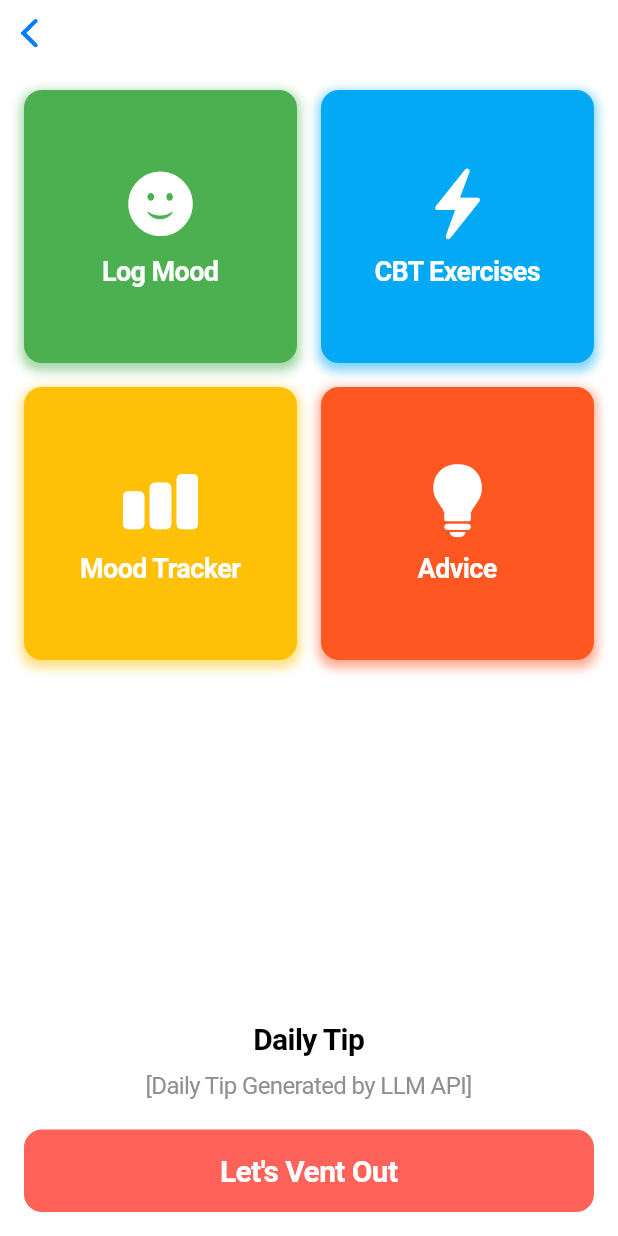
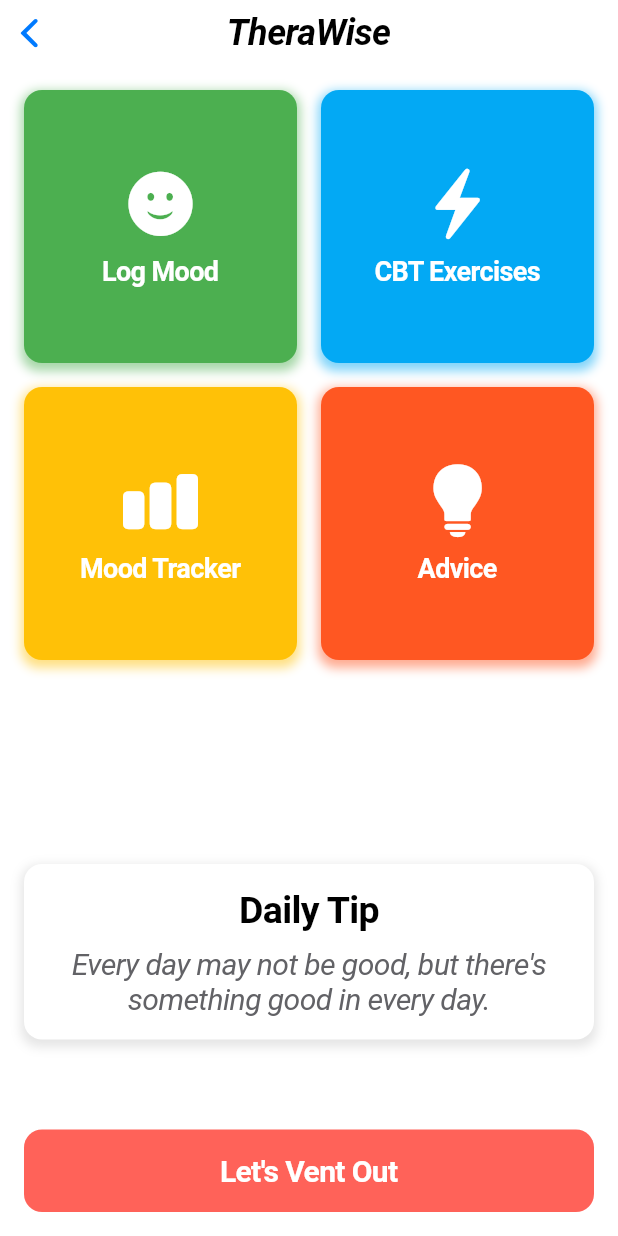
Before and after one commit to theharshitsuri/TheraWise, a Flutter app: the HomeScreen screen opened directly, on a phone screen of 412 x 824 dp. Run offline on Flutter 3.47's test engine with Material 3 defaults, Android fonts, the phone set to English and light mode, and no system bars; our stand-ins replace sqflite; accounts and stored records are empty.

Commit message:
next commit

```diff
--- a/lib/main.dart
+++ b/lib/main.dart
@@ -18,10 +18,11 @@ class TheraWiseApp extends StatelessWidget {
       theme: CupertinoThemeData(
         primaryColor: CupertinoColors.systemBlue,
       ),
-      home: LogMoodScreen(),
+      home: HomeScreen(),
       routes: {
         '/cbt-exercises': (context) => const CBTExercisesScreen(),
         '/insert-exercise': (context) => const InsertExerciseScreen(),
+        '/log-mood': (context) => const LogMoodScreen(),
       },
     );
   }
--- a/lib/screens/home_screen.dart
+++ b/lib/screens/home_screen.dart
@@ -7,22 +7,21 @@ class HomeScreen extends StatelessWidget {
   @override
   Widget build(BuildContext context) {
     return CupertinoPageScaffold(
-      navigationBar: CupertinoNavigationBar(
+      navigationBar: const CupertinoNavigationBar(
         middle: Text(
           'TheraWise',
           style: TextStyle(
               fontWeight: FontWeight.bold,
               fontStyle: FontStyle.italic,
               fontSize: 24,
-              color: CupertinoColors.white),
+              color: CupertinoColors.black),
         ),
-        backgroundColor: Color(0xFF6200EE),
+        backgroundColor: Color.fromARGB(255, 255, 255, 255),
       ),
       child: SafeArea(
         child: Padding(
           padding: const EdgeInsets.all(16.0),
           child: Column(
-            mainAxisAlignment: MainAxisAlignment.spaceBetween,
             crossAxisAlignment: CrossAxisAlignment.stretch,
             children: [
               Expanded(
@@ -36,56 +35,42 @@ class HomeScreen extends StatelessWidget {
                       '/log-mood',
                       CupertinoIcons.smiley_fill,
                       'Log Mood',
-                      Color(0xFF4CAF50),
+                      const Color(0xFF4CAF50),
                     ),
                     _buildGridButton(
                       context,
                       '/cbt-exercises',
                       CupertinoIcons.bolt_fill,
                       'CBT Exercises',
-                      Color(0xFF03A9F4),
+                      const Color(0xFF03A9F4),
                     ),
                     _buildGridButton(
                       context,
                       '/mood-tracker',
                       CupertinoIcons.chart_bar_fill,
                       'Mood Tracker',
-                      Color(0xFFFFC107),
+                      const Color(0xFFFFC107),
                     ),
                     _buildGridButton(
                       context,
                       '/personalized-advice',
                       CupertinoIcons.lightbulb_fill,
                       'Advice',
-                      Color(0xFFFF5722),
+                      const Color(0xFFFF5722),
                     ),
                   ],
                 ),
               ),
-              SizedBox(height: 20),
-              Center(
-                child: Column(
-                  children: [
-                    Text('Daily Tip',
-                        style: TextStyle(
-                            fontSize: 20,
-                            fontWeight: FontWeight.bold,
-                            color: CupertinoColors.black)),
-                    SizedBox(height: 10),
-                    Text('[Daily Tip Generated by LLM API]',
-                        style: TextStyle(
-                            fontSize: 16, color: CupertinoColors.systemGrey)),
-                  ],
-                ),
-              ),
-              SizedBox(height: 20),
+              const SizedBox(height: 20),
+              _buildDailyTip(),
+              const SizedBox(height: 60),
               CupertinoButton(
                 onPressed: () {
                   Navigator.pushNamed(context, '/venting-out');
                 },
                 color: CupertinoColors.systemRed.withOpacity(0.8),
                 borderRadius: BorderRadius.circular(12),
-                child: Text(
+                child: const Text(
                   "Let's Vent Out",
                   style: TextStyle(
                     fontSize: 20,
@@ -116,7 +101,7 @@ class HomeScreen extends StatelessWidget {
               color: color.withOpacity(0.5),
               spreadRadius: 2,
               blurRadius: 5,
-              offset: Offset(0, 3),
+              offset: const Offset(0, 3),
             ),
           ],
         ),
@@ -124,10 +109,10 @@ class HomeScreen extends StatelessWidget {
           mainAxisAlignment: MainAxisAlignment.center,
           children: [
             Icon(icon, size: 50, color: Colors.white),
-            SizedBox(height: 10),
+            const SizedBox(height: 10),
             Text(
               label,
-              style: TextStyle(
+              style: const TextStyle(
                 fontSize: 18,
                 color: Colors.white,
                 fontWeight: FontWeight.bold,
@@ -138,4 +123,43 @@ class HomeScreen extends StatelessWidget {
       ),
     );
   }
+
+  Widget _buildDailyTip() {
+    return Container(
+      decoration: BoxDecoration(
+        color: CupertinoColors.white,
+        borderRadius: BorderRadius.circular(12),
+        boxShadow: [
+          BoxShadow(
+            color: CupertinoColors.black.withOpacity(0.1),
+            spreadRadius: 2,
+            blurRadius: 5,
+            offset: const Offset(0, 3),
+          ),
+        ],
+      ),
+      padding: const EdgeInsets.all(16.0),
+      child: const Column(
+        mainAxisAlignment: MainAxisAlignment.center,
+        crossAxisAlignment: CrossAxisAlignment.stretch,
+        children: [
+          Text('Daily Tip',
+              textAlign: TextAlign.center,
+              style: TextStyle(
+                  fontSize: 25,
+                  fontWeight: FontWeight.bold,
+                  color: CupertinoColors.black)),
+          SizedBox(height: 10),
+          Text(
+              "Every day may not be good, but there's something good in every day.",
+              textAlign: TextAlign.center,
+              style: TextStyle(
+                fontSize: 20,
+                color: Color.fromARGB(255, 98, 98, 102),
+                fontStyle: FontStyle.italic,
+              )),
+        ],
+      ),
+    );
+  }
 }
```
